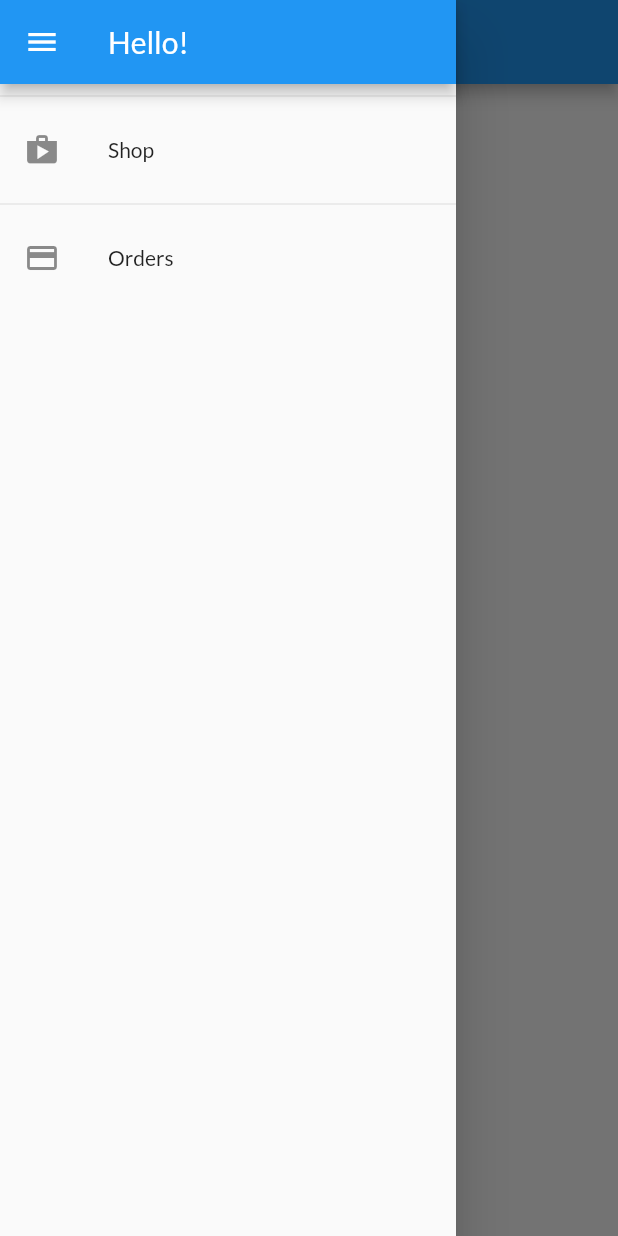
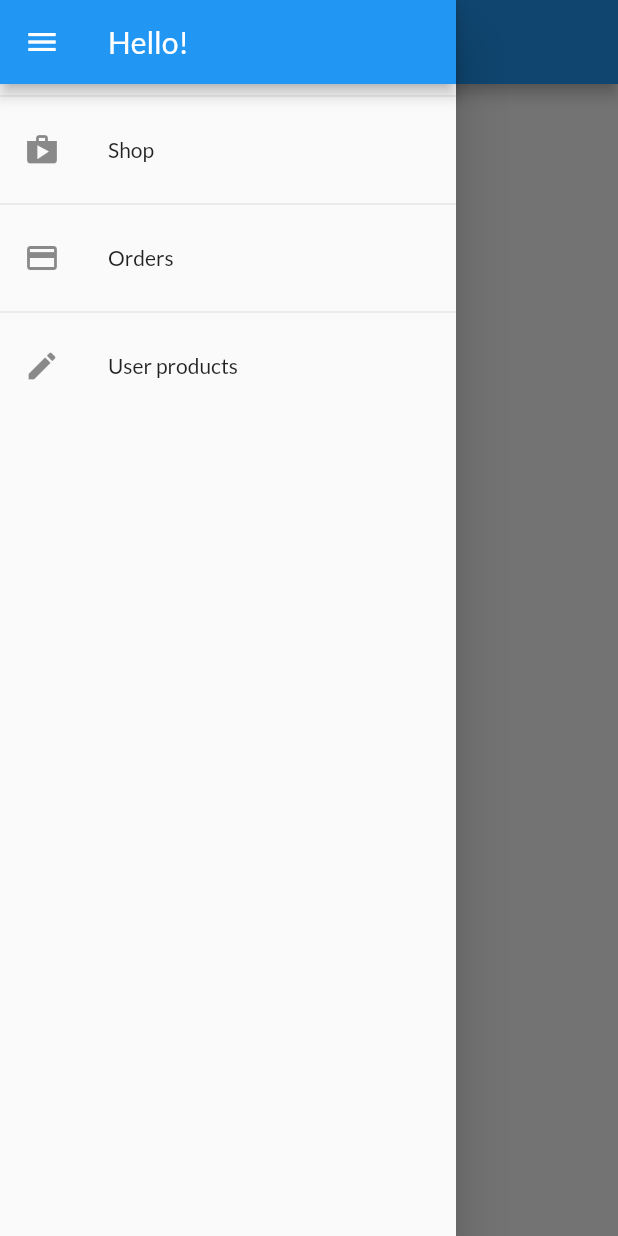
Before and after one commit to andyfisher37/demo_shop, a Flutter app: the OrdersScreen screen opened by its route, with the side drawer open, on a phone screen of 412 x 824 dp. Run offline on Flutter 3.47's test engine with Material 2 defaults, Android fonts, the light colour scheme and no system bars; network calls fail.

Commit message:
adding users products managment

```diff
--- a/lib/main.dart
+++ b/lib/main.dart
@@ -3,6 +3,7 @@ import 'package:demo_shop/providers/orders.dart';
 import 'package:demo_shop/screens/cart_screen.dart';
 import 'package:demo_shop/screens/orders_screen.dart';
 import 'package:demo_shop/screens/product_detail_screen.dart';
+import 'package:demo_shop/screens/user_products_screen.dart';
 import 'package:flutter/material.dart';
 import 'package:demo_shop/screens/products_overview_screen.dart';
 import 'package:provider/provider.dart';
@@ -41,8 +42,9 @@ class MyApp extends StatelessWidget {
         routes: {
           ProductDetailScreen.routeName: (context) =>
               const ProductDetailScreen(),
-          CartScreen.routeName: (context) => CartScreen(),
-          OrdersScreen.routeName: (context) => OrdersScreen(),
+          CartScreen.routeName: (context) => const CartScreen(),
+          OrdersScreen.routeName: (context) => const OrdersScreen(),
+          UserProductsScreen.routeName: (context) => const UserProductsScreen(),
         },
       ),
     );
--- a/lib/screens/cart_screen.dart
+++ b/lib/screens/cart_screen.dart
@@ -34,7 +34,7 @@ class CartScreen extends StatelessWidget {
                   ),
                   const Spacer(),
                   Chip(
-                    label: Text('\$${cart.totalAmount}'),
+                    label: Text('\$${cart.totalAmount.toStringAsFixed(2)}'),
                     backgroundColor: Colors.amberAccent,
                   ),
                   const Spacer(),
--- a/lib/widgets/app_drawer.dart
+++ b/lib/widgets/app_drawer.dart
@@ -1,4 +1,5 @@
 import 'package:demo_shop/screens/orders_screen.dart';
+import 'package:demo_shop/screens/user_products_screen.dart';
 import 'package:flutter/material.dart';
 import 'package:flutter/src/widgets/container.dart';
 import 'package:flutter/src/widgets/framework.dart';
@@ -12,24 +13,33 @@ class AppDrawer extends StatelessWidget {
       child: Column(
         children: [
           AppBar(
-            title: Text('Hello!'),
+            title: const Text('Hello!'),
             automaticallyImplyLeading: true,
           ),
-          Divider(),
+          const Divider(),
           ListTile(
-            leading: Icon(Icons.shop),
-            title: Text('Shop'),
+            leading: const Icon(Icons.shop),
+            title: const Text('Shop'),
             onTap: () {
               Navigator.of(context).pushReplacementNamed('/');
             },
           ),
-          Divider(),
+          const Divider(),
           ListTile(
-            leading: Icon(Icons.payment),
-            title: Text('Orders'),
+            leading: const Icon(Icons.payment),
+            title: const Text('Orders'),
             onTap: () {
               Navigator.of(context)
                   .pushReplacementNamed(OrdersScreen.routeName);
+            },
+          ),
+          const Divider(),
+          ListTile(
+            leading: const Icon(Icons.edit),
+            title: const Text('User products'),
+            onTap: () {
+              Navigator.of(context)
+                  .pushReplacementNamed(UserProductsScreen.routeName);
             },
           )
         ],
```
Also changed, not shown: lib/providers/cart.dart (+18 -0 lines), lib/screens/user_products_screen.dart (added, +45 -0 lines), lib/widgets/cart_item.dart (+17 -0 lines), lib/widgets/order_item.dart (+50 -7 lines), lib/widgets/product_item.dart (+11 -0 lines), lib/widgets/user_product_item.dart (added, +40 -0 lines).
